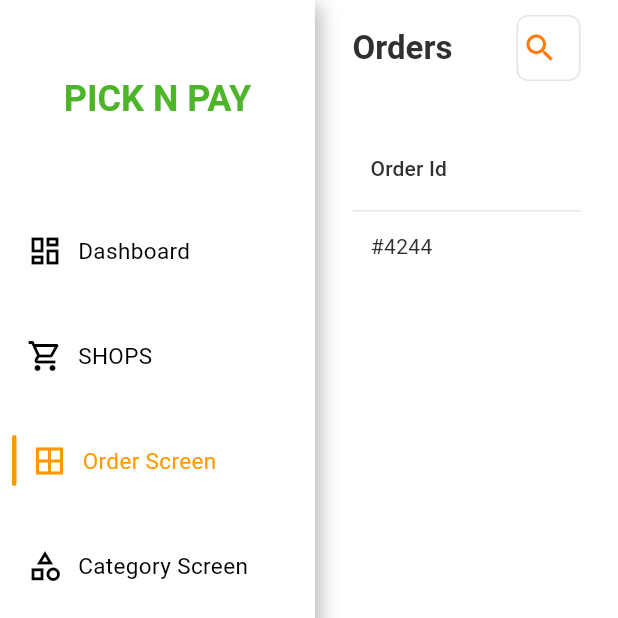
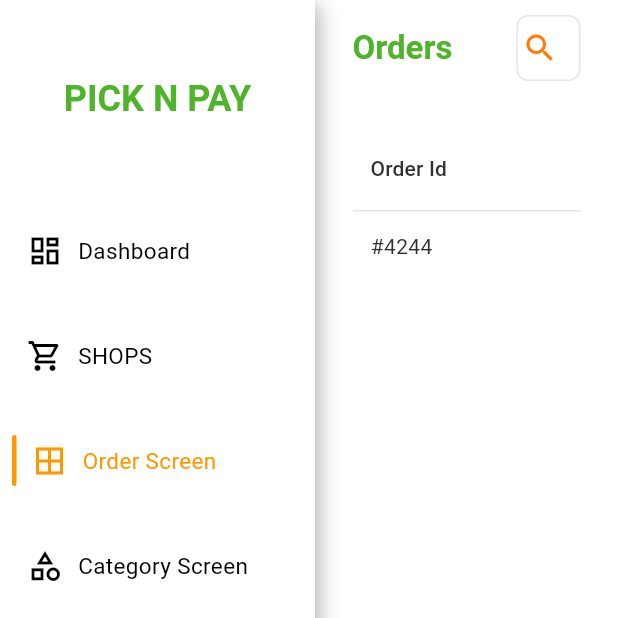
Before and after one commit to MUHAAD-VP/PICK_N_PAY_admin, a Flutter app: the HomeScreen screen opened directly, after a tap on "SHOPS", after a tap on "Order Screen", on a phone screen of 412 x 824 dp, the top half of it. Run offline on Flutter 3.47's test engine with Material 3 defaults, Android fonts, the phone set to English and light mode, and no system bars; drawn by our look-alikes of data_table_2; our stand-ins replace bloc, file_picker, flutter_bloc, logger, supabase_flutter; accounts and stored records are empty; Roboto replaces fonts that are missing (GeneralSans).

Commit message:
Some ui Change

```diff
--- a/lib/features/Order_screen/order_screen.dart
+++ b/lib/features/Order_screen/order_screen.dart
@@ -3,6 +3,7 @@
 import 'package:pick_n_pay/common_widget/custom_search.dart';
 import 'package:pick_n_pay/common_widget/custom_view_button.dart';
 import 'package:pick_n_pay/features/Order_screen/order_detail_screen.dart';
+import 'package:pick_n_pay/theme/app_theme.dart';
 
 class OrderScreen extends StatelessWidget {
   const OrderScreen({super.key});
@@ -17,10 +18,8 @@
             children: [
               Text(
                 'Orders',
-                style: Theme.of(context)
-                    .textTheme
-                    .titleLarge!
-                    .copyWith(fontWeight: FontWeight.bold),
+                style: Theme.of(context).textTheme.titleLarge!.copyWith(
+                    fontWeight: FontWeight.bold, color: secondaryColor),
               ),
               const Spacer(),
               Expanded(
--- a/lib/features/category/category_screen.dart
+++ b/lib/features/category/category_screen.dart
@@ -3,6 +3,7 @@
 import 'package:pick_n_pay/common_widget/custom_search.dart';
 import 'package:pick_n_pay/features/category/add_category.dart';
 import 'package:pick_n_pay/features/category/category_card.dart';
+import 'package:pick_n_pay/theme/app_theme.dart';
 
 class CategoryScreen extends StatefulWidget {
   const CategoryScreen({super.key});
@@ -52,10 +53,8 @@
             children: [
               Text(
                 'Categories',
-                style: Theme.of(context)
-                    .textTheme
-                    .titleLarge!
-                    .copyWith(fontWeight: FontWeight.bold),
+                style: Theme.of(context).textTheme.titleLarge!.copyWith(
+                    fontWeight: FontWeight.bold, color: secondaryColor),
               ),
               const Spacer(),
               Expanded(
@@ -65,6 +64,7 @@
               ),
               const SizedBox(width: 10),
               CustomButton(
+                inverse: true,
                 onPressed: () {
                   showDialog(
                     context: context,
--- a/lib/features/shop/shop_screen.dart
+++ b/lib/features/shop/shop_screen.dart
@@ -5,6 +5,7 @@
 import 'package:pick_n_pay/common_widget/custom_view_button.dart';
 import 'package:pick_n_pay/features/shop/add_shop.dart';
 import 'package:pick_n_pay/features/shop/shop_detail_screen.dart';
+import 'package:pick_n_pay/theme/app_theme.dart';
 
 class ShopScreen extends StatelessWidget {
   const ShopScreen({super.key});
@@ -19,10 +20,8 @@
             children: [
               Text(
                 'Shops',
-                style: Theme.of(context)
-                    .textTheme
-                    .headlineSmall!
-                    .copyWith(fontWeight: FontWeight.bold),
+                style: Theme.of(context).textTheme.headlineSmall!.copyWith(
+                    fontWeight: FontWeight.bold, color: secondaryColor),
               ),
               const Spacer(),
               Expanded(
@@ -36,6 +35,7 @@
                 width: 10,
               ),
               CustomButton(
+                inverse: true,
                 onPressed: () {
                   showDialog(
                     context: context,
@@ -59,7 +59,8 @@
                 DataColumn(label: Text('Image URL')),
                 DataColumn(label: Text('Email')),
                 DataColumn(label: Text('Location')),
-                DataColumn(label: Text('Shop Details'), numeric: true),
+                DataColumn(label: Text('Shop Details')),
+                DataColumn(label: Text('Action'), numeric: true),
               ],
               rows: [
                 DataRow(cells: [
@@ -77,6 +78,25 @@
                           ));
                     },
                   )),
+                  DataCell(Row(
+                    children: [
+                      IconButton(
+                          onPressed: () {},
+                          icon: const Icon(
+                            Icons.edit,
+                            color: Colors.blue,
+                          )),
+                      const SizedBox(
+                        width: 5,
+                      ),
+                      IconButton(
+                          onPressed: () {},
+                          icon: const Icon(
+                            Icons.delete,
+                            color: Colors.orange,
+                          ))
+                    ],
+                  )),
                 ]),
               ],
             ),
```
